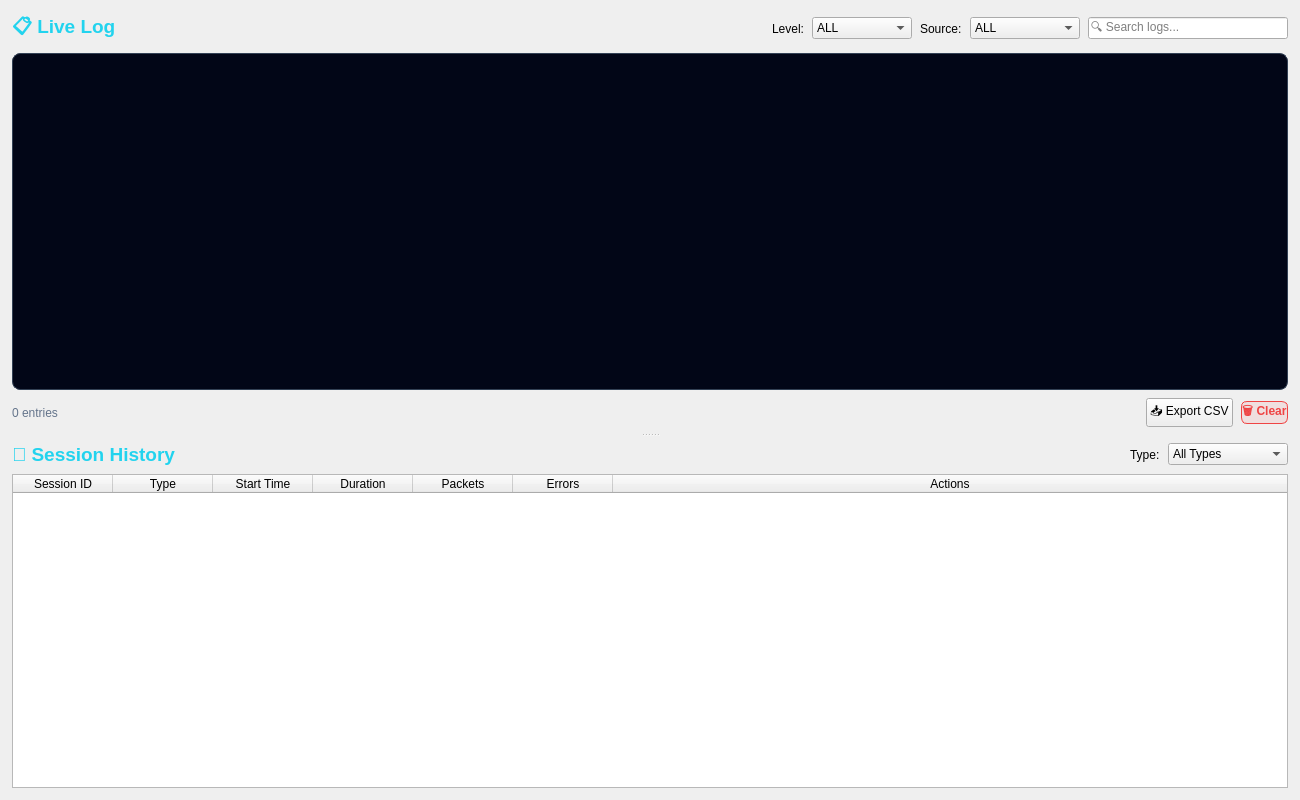
First picture: the form in software/uwb_rtls_studio/views/ui/log_tab.ui, repository phuongmt08/uwb-rtls, before the edit.
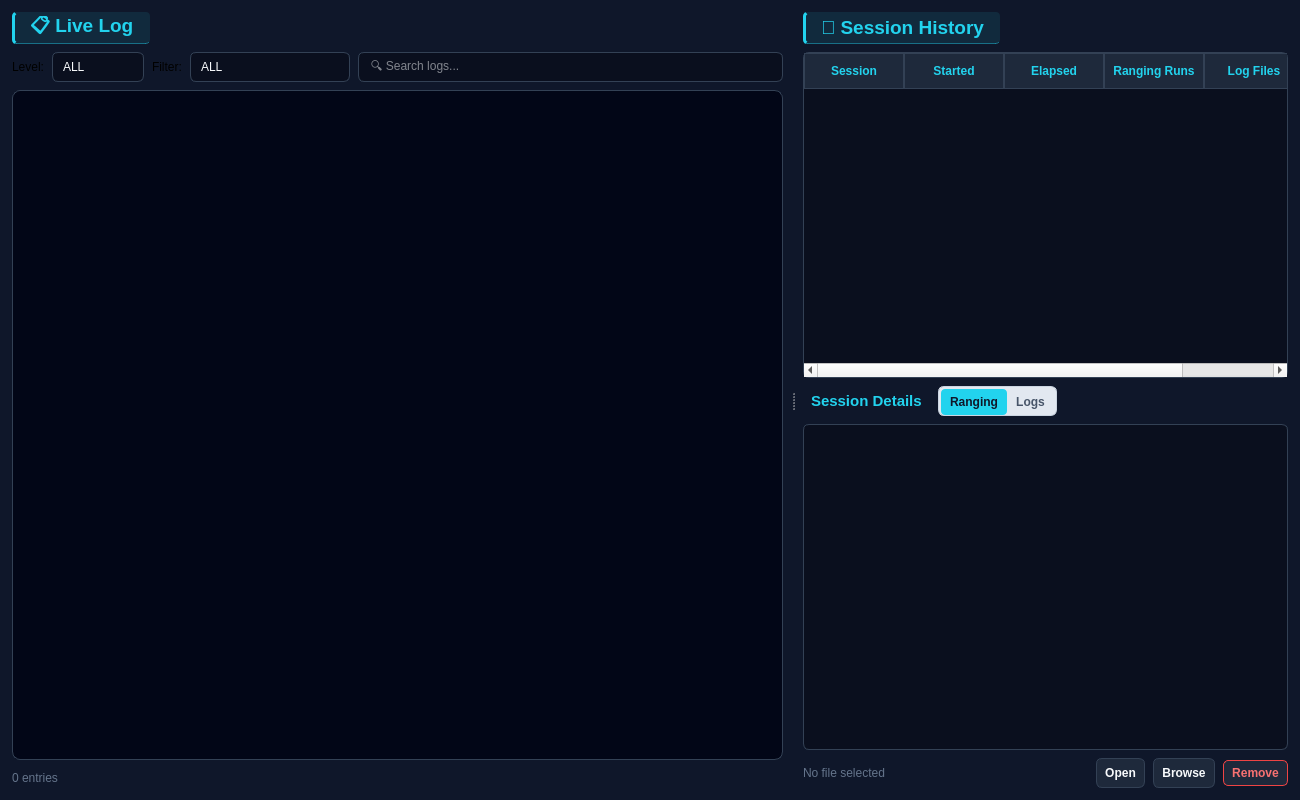
Second picture: the form after the edit.

Diff of the .ui file:
```diff
--- a/software/uwb_rtls_studio/views/ui/log_tab.ui
+++ b/software/uwb_rtls_studio/views/ui/log_tab.ui
@@ -5,6 +5,18 @@
   <property name="geometry">
    <rect><x>0</x><y>0</y><width>1300</width><height>800</height></rect>
   </property>
+  <property name="styleSheet">
+   <string notr="true">QWidget#LogTab { background: #0F172A; color: #F8FAFC; font-family: 'Segoe UI'; font-size: 13px; }
+QPushButton { background-color: #1E293B; color: #F8FAFC; border: 1px solid #334155; border-radius: 6px; padding: 4px 8px; font-weight: bold; min-height: 20px; }
+QPushButton:hover { background-color: #253346; border-color: #22D3EE; }
+QPushButton:disabled { background-color: #0A0F1E; color: #64748B; border-color: #334155; }
+QLineEdit, QComboBox { background-color: #0A0F1E; color: #F8FAFC; border: 1px solid #334155; border-radius: 6px; padding: 6px 10px; }
+QLineEdit:focus, QComboBox:focus { border-color: #22D3EE; }
+QComboBox::drop-down { border: none; width: 28px; }
+QComboBox QAbstractItemView { background-color: #1E293B; color: #F8FAFC; border: 1px solid #334155; selection-background-color: #0E7490; selection-color: #F8FAFC; }
+QTableWidget { background-color: #0A0F1E; color: #F8FAFC; border: 1px solid #334155; border-radius: 6px; gridline-color: #334155; selection-background-color: rgba(34, 211, 238, 0.15); selection-color: #22D3EE; alternate-background-color: #1E293B; }
+QHeaderView::section { background-color: #1E293B; color: #22D3EE; border: 1px solid #334155; padding: 8px; font-weight: bold; }</string>
+  </property>
   <layout class="QVBoxLayout" name="main_outer_layout">
    <property name="spacing"><number>0</number></property>
    <property name="leftMargin"><number>0</number></property>
@@ -13,15 +25,16 @@
    <property name="bottomMargin"><number>0</number></property>
    <item>
     <widget class="QSplitter" name="splitter">
-     <property name="orientation"><enum>Qt::Vertical</enum></property>
+     <property name="orientation"><enum>Qt::Horizontal</enum></property>
+     <property name="childrenCollapsible"><bool>false</bool></property>
      <!-- ═══ TOP: Live Log ═══ -->
      <widget class="QWidget" name="log_widget">
       <layout class="QVBoxLayout" name="log_layout">
        <property name="spacing"><number>8</number></property>
        <property name="leftMargin"><number>12</number></property>
        <property name="topMargin"><number>12</number></property>
-       <property name="rightMargin"><number>12</number></property>
-       <property name="bottomMargin"><number>6</number></property>
+       <property name="rightMargin"><number>8</number></property>
+       <property name="bottomMargin"><number>12</number></property>
        <!-- Log header -->
        <item>
         <layout class="QHBoxLayout" name="log_header">
@@ -29,8 +42,11 @@
          <item>
           <widget class="QLabel" name="log_title">
            <property name="font"><font><family>Segoe UI</family><pointsize>14</pointsize><bold>true</bold></font></property>
-           <property name="styleSheet"><string notr="true">color: #22D3EE;</string></property>
+           <property name="minimumSize"><size><width>0</width><height>32</height></size></property>
+           <property name="maximumSize"><size><width>16777215</width><height>32</height></size></property>
+           <property name="styleSheet"><string notr="true">color: #22D3EE; background: rgba(34, 211, 238, 0.10); border-left: 3px solid #22D3EE; border-bottom: 1px solid rgba(34, 211, 238, 0.45); border-radius: 4px; padding: 4px 10px;</string></property>
            <property name="text"><string>📋 Live Log</string></property>
+           <property name="alignment"><set>Qt::AlignLeading|Qt::AlignLeft|Qt::AlignVCenter</set></property>
           </widget>
          </item>
          <item>
@@ -39,11 +55,16 @@
            <property name="sizeHint" stdset="0"><size><width>40</width><height>20</height></size></property>
           </spacer>
          </item>
+        </layout>
+       </item>
+       <item>
+        <layout class="QHBoxLayout" name="log_filters">
+         <property name="spacing"><number>8</number></property>
          <item><widget class="QLabel" name="lbl_level"><property name="text"><string>Level:</string></property></widget></item>
          <item>
           <widget class="QComboBox" name="filter_level">
-           <property name="minimumSize"><size><width>100</width><height>0</height></size></property>
-           <property name="maximumSize"><size><width>100</width><height>16777215</height></size></property>
+           <property name="minimumSize"><size><width>86</width><height>0</height></size></property>
+           <property name="maximumSize"><size><width>92</width><height>16777215</height></size></property>
            <item><property name="text"><string>ALL</string></property></item>
            <item><property name="text"><string>INFO</string></property></item>
            <item><property name="text"><string>WARN</string></property></item>
@@ -51,11 +72,12 @@
            <item><property name="text"><string>DEBUG</string></property></item>
           </widget>
          </item>
-         <item><widget class="QLabel" name="lbl_source"><property name="text"><string>Source:</string></property></widget></item>
+         <item><widget class="QLabel" name="lbl_source"><property name="text"><string>Filter:</string></property></widget></item>
          <item>
           <widget class="QComboBox" name="filter_source">
-           <property name="minimumSize"><size><width>110</width><height>0</height></size></property>
-           <property name="maximumSize"><size><width>110</width><height>16777215</height></size></property>
+           <property name="minimumSize"><size><width>160</width><height>0</height></size></property>
+           <property name="maximumSize"><size><width>190</width><height>16777215</height></size></property>
+           <property name="toolTip"><string>Filter by log object code</string></property>
            <item><property name="text"><string>ALL</string></property></item>
            <item><property name="text"><string>DEVICE</string></property></item>
            <item><property name="text"><string>APP</string></property></item>
@@ -64,8 +86,7 @@
          </item>
          <item>
           <widget class="QLineEdit" name="search_edit">
-           <property name="minimumSize"><size><width>200</width><height>0</height></size></property>
-           <property name="maximumSize"><size><width>200</width><height>16777215</height></size></property>
+           <property name="minimumSize"><size><width>170</width><height>0</height></size></property>
            <property name="placeholderText"><string>🔍 Search logs...</string></property>
           </widget>
          </item>
@@ -95,18 +116,6 @@
            <property name="sizeHint" stdset="0"><size><width>40</width><height>20</height></size></property>
           </spacer>
          </item>
-         <item>
-          <widget class="QPushButton" name="btn_export">
-           <property name="text"><string>📥 Export CSV</string></property>
-          </widget>
-         </item>
-         <item>
-          <widget class="QPushButton" name="btn_clear">
-           <property name="styleSheet"><string notr="true">QPushButton { background: rgba(239,68,68,0.1); color: #EF4444; border: 1px solid #EF4444; border-radius: 6px; font-weight: bold; }
-QPushButton:hover { background: #EF4444; color: #F8FAFC; }</string></property>
-           <property name="text"><string>🗑 Clear</string></property>
-          </widget>
-         </item>
         </layout>
        </item>
       </layout>
@@ -115,17 +124,21 @@
      <widget class="QWidget" name="history_widget">
       <layout class="QVBoxLayout" name="history_layout">
        <property name="spacing"><number>8</number></property>
-       <property name="leftMargin"><number>12</number></property>
-       <property name="topMargin"><number>6</number></property>
+       <property name="leftMargin"><number>8</number></property>
+       <property name="topMargin"><number>12</number></property>
        <property name="rightMargin"><number>12</number></property>
        <property name="bottomMargin"><number>12</number></property>
        <item>
         <layout class="QHBoxLayout" name="hist_header">
+         <property name="spacing"><number>8</number></property>
          <item>
           <widget class="QLabel" name="hist_title">
            <property name="font"><font><family>Segoe UI</family><pointsize>14</pointsize><bold>true</bold></font></property>
-           <property name="styleSheet"><string notr="true">color: #22D3EE;</string></property>
+           <property name="minimumSize"><size><width>0</width><height>32</height></size></property>
+           <property name="maximumSize"><size><width>16777215</width><height>32</height></size></property>
+           <property name="styleSheet"><string notr="true">color: #22D3EE; background: rgba(34, 211, 238, 0.10); border-left: 3px solid #22D3EE; border-bottom: 1px solid rgba(34, 211, 238, 0.45); border-radius: 4px; padding: 4px 10px;</string></property>
            <property name="text"><string>📂 Session History</string></property>
+           <property name="alignment"><set>Qt::AlignLeading|Qt::AlignLeft|Qt::AlignVCenter</set></property>
           </widget>
          </item>
          <item>
@@ -134,35 +147,108 @@
            <property name="sizeHint" stdset="0"><size><width>40</width><height>20</height></size></property>
           </spacer>
          </item>
-         <item><widget class="QLabel" name="lbl_hist_type"><property name="text"><string>Type:</string></property></widget></item>
+        </layout>
+       </item>
+       <item>
+       <widget class="QTableWidget" name="session_table">
+         <property name="maximumSize"><size><width>16777215</width><height>380</height></size></property>
+         <property name="columnCount"><number>5</number></property>
+         <property name="selectionBehavior"><enum>QAbstractItemView::SelectRows</enum></property>
+         <property name="alternatingRowColors"><bool>true</bool></property>
+         <attribute name="verticalHeaderVisible"><bool>false</bool></attribute>
+         <attribute name="horizontalHeaderStretchLastSection"><bool>true</bool></attribute>
+         <column><property name="text"><string>Session</string></property></column>
+         <column><property name="text"><string>Started</string></property></column>
+         <column><property name="text"><string>Elapsed</string></property></column>
+         <column><property name="text"><string>Ranging Runs</string></property></column>
+         <column><property name="text"><string>Log Files</string></property></column>
+        </widget>
+       </item>
+       <item>
+        <layout class="QHBoxLayout" name="detail_header">
+         <property name="spacing"><number>8</number></property>
          <item>
-          <widget class="QComboBox" name="hist_filter">
-           <property name="minimumSize"><size><width>120</width><height>0</height></size></property>
-           <property name="maximumSize"><size><width>120</width><height>16777215</height></size></property>
-           <item><property name="text"><string>All Types</string></property></item>
-           <item><property name="text"><string>Ranging</string></property></item>
-           <item><property name="text"><string>Streaming</string></property></item>
-           <item><property name="text"><string>Log</string></property></item>
+          <widget class="QLabel" name="detail_title">
+           <property name="font"><font><family>Segoe UI</family><pointsize>11</pointsize><bold>true</bold></font></property>
+           <property name="styleSheet"><string notr="true">color: #22D3EE; padding: 2px 4px;</string></property>
+           <property name="text"><string>Session Details</string></property>
           </widget>
          </item>
+         <item>
+          <widget class="QFrame" name="detail_mode_switch">
+           <property name="minimumSize"><size><width>0</width><height>30</height></size></property>
+           <property name="maximumSize"><size><width>250</width><height>30</height></size></property>
+           <property name="styleSheet"><string notr="true">QFrame#detail_mode_switch { background: #E2E8F0; border: 1px solid #CBD5E1; border-radius: 6px; }
+QFrame#detail_mode_switch QPushButton { background: transparent; border: none; border-radius: 4px; color: #475569; font-weight: 600; padding: 3px 9px; }
+QFrame#detail_mode_switch QPushButton:checked { background: #22D3EE; color: #0F172A; }
+QFrame#detail_mode_switch QPushButton:hover { color: #0F172A; }</string></property>
+           <property name="frameShape"><enum>QFrame::NoFrame</enum></property>
+           <layout class="QHBoxLayout" name="detail_mode_layout">
+            <property name="spacing"><number>0</number></property>
+            <property name="leftMargin"><number>2</number></property>
+            <property name="topMargin"><number>2</number></property>
+            <property name="rightMargin"><number>2</number></property>
+            <property name="bottomMargin"><number>2</number></property>
+            <item>
+             <widget class="QPushButton" name="btn_detail_ranging">
+              <property name="text"><string>Ranging</string></property>
+              <property name="checkable"><bool>true</bool></property>
+              <property name="checked"><bool>true</bool></property>
+              <property name="flat"><bool>true</bool></property>
+             </widget>
+            </item>
+            <item>
+             <widget class="QPushButton" name="btn_detail_logs">
+              <property name="text"><string>Logs</string></property>
+              <property name="checkable"><bool>true</bool></property>
+              <property name="flat"><bool>true</bool></property>
+             </widget>
+            </item>
+           </layout>
+          </widget>
+         </item>
+         <item>
+          <spacer name="detail_header_spacer">
+           <property name="orientation"><enum>Qt::Horizontal</enum></property>
+           <property name="sizeHint" stdset="0"><size><width>40</width><height>20</height></size></property>
+          </spacer>
+         </item>
         </layout>
        </item>
        <item>
-        <widget class="QTableWidget" name="session_table">
-         <property name="columnCount"><number>7</number></property>
+        <widget class="QTableWidget" name="detail_table">
          <property name="selectionBehavior"><enum>QAbstractItemView::SelectRows</enum></property>
          <property name="alternatingRowColors"><bool>true</bool></property>
          <attribute name="verticalHeaderVisible"><bool>false</bool></attribute>
          <attribute name="horizontalHeaderStretchLastSection"><bool>true</bool></attribute>
-         <column><property name="text"><string>Session ID</string></property></column>
-         <column><property name="text"><string>Type</string></property></column>
-         <column><property name="text"><string>Start Time</string></property></column>
-         <column><property name="text"><string>Duration</string></property></column>
-         <column><property name="text"><string>Packets</string></property></column>
-         <column><property name="text"><string>Errors</string></property></column>
-         <column><property name="text"><string>Actions</string></property></column>
         </widget>
        </item>
+       <item>
+        <layout class="QHBoxLayout" name="detail_action_row">
+         <property name="spacing"><number>8</number></property>
+         <item>
+          <widget class="QLabel" name="detail_selection_label">
+           <property name="styleSheet"><string notr="true">color: #64748B;</string></property>
+           <property name="text"><string>No file selected</string></property>
+          </widget>
+         </item>
+         <item>
+          <spacer name="detail_action_spacer">
+           <property name="orientation"><enum>Qt::Horizontal</enum></property>
+           <property name="sizeHint" stdset="0"><size><width>40</width><height>20</height></size></property>
+          </spacer>
+         </item>
+         <item><widget class="QPushButton" name="btn_detail_open"><property name="text"><string>Open</string></property></widget></item>
+         <item><widget class="QPushButton" name="btn_detail_browse"><property name="text"><string>Browse</string></property></widget></item>
+         <item>
+          <widget class="QPushButton" name="btn_detail_remove">
+           <property name="styleSheet"><string notr="true">QPushButton { color: #F87171; border: 1px solid #EF4444; border-radius: 5px; padding: 2px 8px; }
+QPushButton:hover { background: #EF4444; color: #F8FAFC; }</string></property>
+           <property name="text"><string>Remove</string></property>
+          </widget>
+         </item>
+        </layout>
+       </item>
       </layout>
      </widget>
     </widget>
```
Left out of the diff: 3 changed lines with no effect on the pictures.
